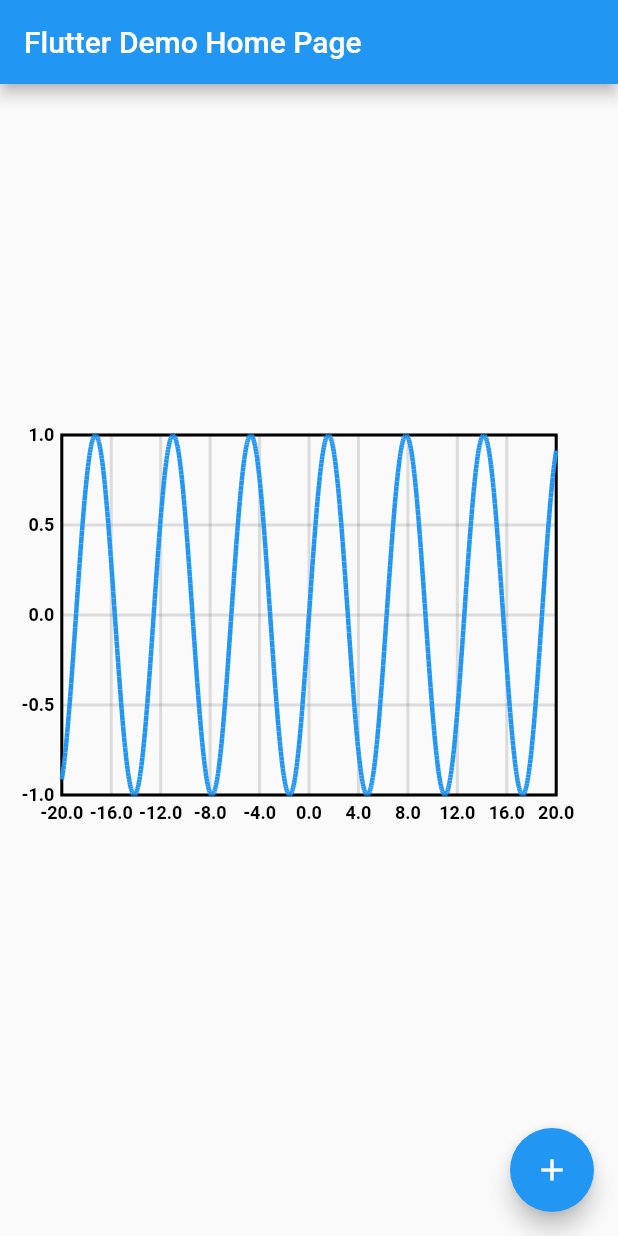
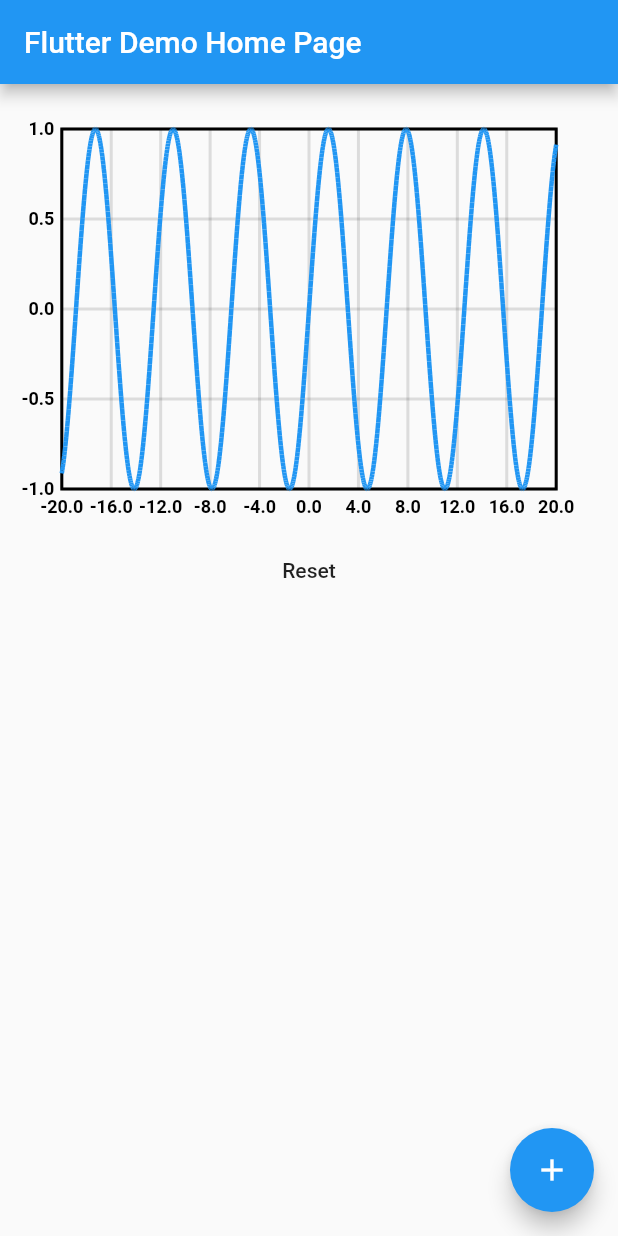
Before and after one commit to hadisoofi/Flutter-Plotter, a Flutter app: the screen it shows after launch, on a phone screen of 412 x 824 dp. Run offline on Flutter 3.47's test engine with Material 2 defaults, Android fonts, the phone set to English and light mode, and no system bars.

Commit message:
reset button added

```diff
--- a/lib/main.dart
+++ b/lib/main.dart
@@ -39,9 +39,19 @@ class _MyHomePageState extends State<MyHomePage> {
       appBar: AppBar(
         title: Text(widget.title),
       ),
-      body: Center(
-        child: SinPlotter(_frequency),
-      ),
+      body:
+         Column(
+           crossAxisAlignment: CrossAxisAlignment.center,
+          children: <Widget>[
+            SinPlotter(_frequency),
+            FlatButton(onPressed: () {
+              setState(() {
+                _frequency = 1;
+              });
+            }, child: Text('Reset')),
+          ],
+        ),
+
       floatingActionButton: FloatingActionButton(
         onPressed: _incrementFrequency,
         tooltip: 'Increment',
--- a/lib/sin_plotter.dart
+++ b/lib/sin_plotter.dart
@@ -3,41 +3,31 @@ import 'dart:math';
 import 'package:flutter/material.dart';
 import 'package:plotter_app/function_painter.dart';
 
-class SinPlotter extends StatefulWidget {
+class SinPlotter extends StatelessWidget {
   final double f;
-  SinPlotter(this.f);
-
-  @override
-  _SinPlotterState createState() => _SinPlotterState();
-}
-
-class _SinPlotterState extends State<SinPlotter> {
-  List<double> x;
-  List<double> y;
+  final double xMin = -20;
+  final double xMax = 20;
   final int numOfHorGridLines = 5;
   final int numOfVerGridLines = 11;
   final int numOfXTicks = 11;
   final int numOfYTicks = 5;
   final int numOfPoints = 1000;
-  final double xMin = -20;
-  final double xMax = 20;
-
-
+  SinPlotter(this.f);
 
   @override
   Widget build(BuildContext context) {
-    x = List.generate(numOfPoints + 1, (int i) {
+    List<double> x = List.generate(numOfPoints + 1, (int i) {
       return xMin + i * (xMax - xMin) / numOfPoints;
     });
-    y = List.generate(numOfPoints + 1, (int i) {
-      return sin((x[i]) * widget.f);
+    List<double> y = List.generate(numOfPoints + 1, (int i) {
+      return sin((x[i]) * f);
     });
     return Container(
       height: 300,
       child: LayoutBuilder(
         builder: (context, constraints) {
           return Align(
-            alignment: Alignment.topCenter,
+            alignment: Alignment.center,
             child: CustomPaint(
               foregroundPainter: FunctionPainter(
                   x,
```
Also changed, not shown: lib/function_painter.dart (+0 -15 lines).
